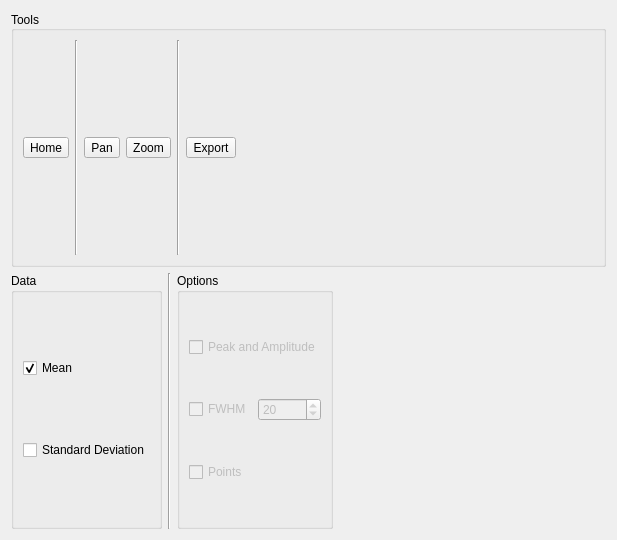
This is src/ui/custom_plot.ui in pfechd/jabe as Qt 5 draws it before an edit. The edited form follows.
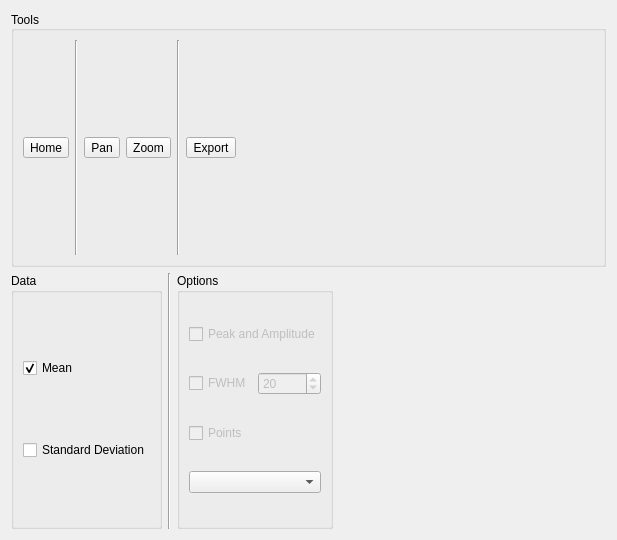
This is the edited form.

Commit message: Add functionality to choose stimuli to plot

```diff
--- a/src/ui/custom_plot.ui
+++ b/src/ui/custom_plot.ui
@@ -197,6 +197,9 @@
           </property>
          </widget>
         </item>
+        <item>
+         <widget class="QComboBox" name="stimuliBox"/>
+        </item>
        </layout>
       </widget>
      </item>
```
The commit also changes 1 other file.
